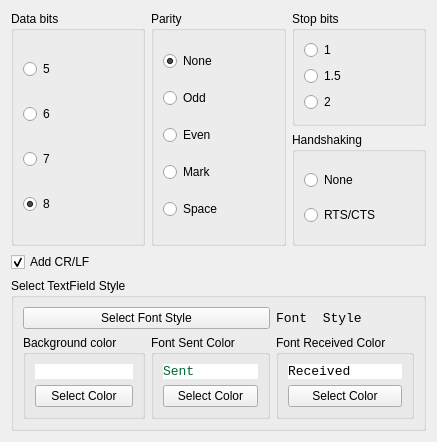
Qt form Settings.ui (notiel/OstrannaTerminal) before a commit.
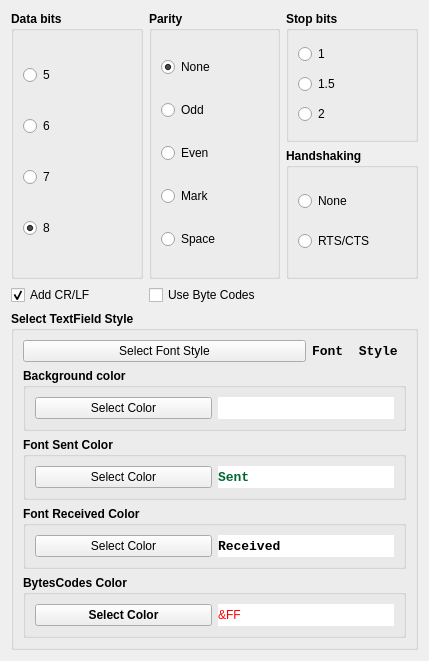
The same form after that commit.

What changed in the file:
```diff
--- a/Settings.ui
+++ b/Settings.ui
@@ -6,8 +6,8 @@
    <rect>
     <x>0</x>
     <y>0</y>
-    <width>437</width>
-    <height>442</height>
+    <width>429</width>
+    <height>661</height>
    </rect>
   </property>
   <property name="windowTitle">
@@ -26,12 +26,24 @@
    </item>
    <item row="0" column="1" rowspan="2">
     <widget class="QGroupBox" name="GBParity">
+     <property name="font">
+      <font>
+       <weight>75</weight>
+       <bold>true</bold>
+      </font>
+     </property>
      <property name="title">
       <string>Parity</string>
      </property>
      <layout class="QGridLayout" name="gridLayout_3">
       <item row="3" column="0">
        <widget class="QRadioButton" name="RBParityMark">
+        <property name="font">
+         <font>
+          <weight>50</weight>
+          <bold>false</bold>
+         </font>
+        </property>
         <property name="text">
          <string>Mark</string>
         </property>
@@ -39,6 +51,12 @@
       </item>
       <item row="0" column="0">
        <widget class="QRadioButton" name="RBParityNone">
+        <property name="font">
+         <font>
+          <weight>50</weight>
+          <bold>false</bold>
+         </font>
+        </property>
         <property name="text">
          <string>None</string>
         </property>
@@ -49,6 +67,12 @@
       </item>
       <item row="1" column="0">
        <widget class="QRadioButton" name="RBParityOdd">
+        <property name="font">
+         <font>
+          <weight>50</weight>
+          <bold>false</bold>
+         </font>
+        </property>
         <property name="text">
          <string>Odd</string>
         </property>
@@ -56,6 +80,12 @@
       </item>
       <item row="2" column="0">
        <widget class="QRadioButton" name="RBParityEven">
+        <property name="font">
+         <font>
+          <weight>50</weight>
+          <bold>false</bold>
+         </font>
+        </property>
         <property name="text">
          <string>Even</string>
         </property>
@@ -63,6 +93,12 @@
       </item>
       <item row="4" column="0">
        <widget class="QRadioButton" name="RBParitySpace">
+        <property name="font">
+         <font>
+          <weight>50</weight>
+          <bold>false</bold>
+         </font>
+        </property>
         <property name="text">
          <string>Space</string>
         </property>
@@ -73,6 +109,12 @@
    </item>
    <item row="0" column="0" rowspan="2">
     <widget class="QGroupBox" name="GBDatabits">
+     <property name="font">
+      <font>
+       <weight>75</weight>
+       <bold>true</bold>
+      </font>
+     </property>
      <property name="title">
       <string>Data bits</string>
      </property>
@@ -82,6 +124,12 @@
      <layout class="QGridLayout" name="gridLayout_2">
       <item row="2" column="0">
        <widget class="QRadioButton" name="RBDatabits6">
+        <property name="font">
+         <font>
+          <weight>50</weight>
+          <bold>false</bold>
+         </font>
+        </property>
         <property name="text">
          <string>6</string>
         </property>
@@ -89,6 +137,12 @@
       </item>
       <item row="1" column="0">
        <widget class="QRadioButton" name="RBDatabits5">
+        <property name="font">
+         <font>
+          <weight>50</weight>
+          <bold>false</bold>
+         </font>
+        </property>
         <property name="text">
          <string>5</string>
         </property>
@@ -96,6 +150,12 @@
       </item>
       <item row="3" column="0">
        <widget class="QRadioButton" name="RBDatabits7">
+        <property name="font">
+         <font>
+          <weight>50</weight>
+          <bold>false</bold>
+         </font>
+        </property>
         <property name="text">
          <string>7</string>
         </property>
@@ -103,6 +163,12 @@
       </item>
       <item row="4" column="0">
        <widget class="QRadioButton" name="RBDatabits8">
+        <property name="font">
+         <font>
+          <weight>50</weight>
+          <bold>false</bold>
+         </font>
+        </property>
         <property name="text">
          <string>8</string>
         </property>
@@ -116,12 +182,24 @@
    </item>
    <item row="0" column="2">
     <widget class="QGroupBox" name="GBStopBits">
+     <property name="font">
+      <font>
+       <weight>75</weight>
+       <bold>true</bold>
+      </font>
+     </property>
      <property name="title">
       <string>Stop bits</string>
      </property>
      <layout class="QGridLayout" name="gridLayout_4">
       <item row="0" column="0">
        <widget class="QRadioButton" name="RBStopbits1">
+        <property name="font">
+         <font>
+          <weight>50</weight>
+          <bold>false</bold>
+         </font>
+        </property>
         <property name="text">
          <string>1</string>
         </property>
@@ -129,6 +207,12 @@
       </item>
       <item row="1" column="0">
        <widget class="QRadioButton" name="RBStopbits15">
+        <property name="font">
+         <font>
+          <weight>50</weight>
+          <bold>false</bold>
+         </font>
+        </property>
         <property name="text">
          <string>1.5</string>
         </property>
@@ -136,6 +220,12 @@
       </item>
       <item row="2" column="0">
        <widget class="QRadioButton" name="RBStopbits2">
+        <property name="font">
+         <font>
+          <weight>50</weight>
+          <bold>false</bold>
+         </font>
+        </property>
         <property name="text">
          <string>2</string>
         </property>
@@ -146,12 +236,24 @@
    </item>
    <item row="1" column="2">
     <widget class="QGroupBox" name="GBHandshaking">
+     <property name="font">
+      <font>
+       <weight>75</weight>
+       <bold>true</bold>
+      </font>
+     </property>
      <property name="title">
       <string>Handshaking</string>
      </property>
      <layout class="QGridLayout" name="gridLayout_5">
       <item row="0" column="0">
        <widget class="QRadioButton" name="RBHandNone">
+        <property name="font">
+         <font>
+          <weight>50</weight>
+          <bold>false</bold>
+         </font>
+        </property>
         <property name="text">
          <string>None</string>
         </property>
@@ -159,6 +261,12 @@
       </item>
       <item row="1" column="0">
        <widget class="QRadioButton" name="RBHandRts">
+        <property name="font">
+         <font>
+          <weight>50</weight>
+          <bold>false</bold>
+         </font>
+        </property>
         <property name="text">
          <string>RTS/CTS</string>
         </property>
@@ -169,12 +277,24 @@
    </item>
    <item row="3" column="0" colspan="3">
     <widget class="QGroupBox" name="GBColor">
+     <property name="font">
+      <font>
+       <weight>75</weight>
+       <bold>true</bold>
+      </font>
+     </property>
      <property name="title">
       <string>Select TextField Style</string>
      </property>
      <layout class="QGridLayout" name="gridLayout_6">
       <item row="0" column="0" colspan="3">
        <widget class="QPushButton" name="BtnFont">
+        <property name="font">
+         <font>
+          <weight>50</weight>
+          <bold>false</bold>
+         </font>
+        </property>
         <property name="text">
          <string>Select Font Style</string>
         </property>
@@ -193,13 +313,32 @@
         </property>
        </widget>
       </item>
-      <item row="1" column="0" rowspan="2">
+      <item row="1" column="0" rowspan="2" colspan="4">
        <widget class="QGroupBox" name="GBBackColor">
+        <property name="font">
+         <font>
+          <weight>75</weight>
+          <bold>true</bold>
+         </font>
+        </property>
         <property name="title">
          <string>Background color</string>
         </property>
-        <layout class="QGridLayout" name="gridLayout_7">
-         <item row="0" column="0">
+        <layout class="QHBoxLayout" name="horizontalLayout">
+         <item>
+          <widget class="QPushButton" name="BtnBackgroundColor">
+           <property name="font">
+            <font>
+             <weight>50</weight>
+             <bold>false</bold>
+            </font>
+           </property>
+           <property name="text">
+            <string>Select Color</string>
+           </property>
+          </widget>
+         </item>
+         <item>
           <widget class="QLabel" name="LblBackgroundColor">
            <property name="styleSheet">
             <string notr="true">background-color: rgb(255,255,255)</string>
@@ -209,55 +348,35 @@
            </property>
           </widget>
          </item>
-         <item row="1" column="0">
-          <widget class="QPushButton" name="BtnBackgroundColor">
-           <property name="text">
-            <string>Select Color</string>
-           </property>
-          </widget>
-         </item>
         </layout>
        </widget>
       </item>
-      <item row="1" column="3" rowspan="2">
-       <widget class="QGroupBox" name="GBReceived">
-        <property name="title">
-         <string>Font Received Color</string>
-        </property>
-        <layout class="QGridLayout" name="gridLayout_9">
-         <item row="0" column="0">
-          <widget class="QLabel" name="LblReceivedColor">
-           <property name="font">
-            <font>
-             <family>Consolas</family>
-             <pointsize>10</pointsize>
-            </font>
-           </property>
-           <property name="styleSheet">
-            <string notr="true">background-color: white</string>
-           </property>
-           <property name="text">
-            <string>Received</string>
-           </property>
-          </widget>
-         </item>
-         <item row="1" column="0">
-          <widget class="QPushButton" name="BtnReceivedColor">
-           <property name="text">
-            <string>Select Color</string>
-           </property>
-          </widget>
-         </item>
-        </layout>
-       </widget>
-      </item>
-      <item row="1" column="1" rowspan="2" colspan="2">
+      <item row="3" column="0" colspan="4">
        <widget class="QGroupBox" name="GBSent">
+        <property name="font">
+         <font>
+          <weight>75</weight>
+          <bold>true</bold>
+         </font>
+        </property>
         <property name="title">
          <string>Font Sent Color</string>
         </property>
-        <layout class="QGridLayout" name="gridLayout_8">
-         <item row="0" column="0">
+        <layout class="QHBoxLayout" name="horizontalLayout_2">
+         <item>
+          <widget class="QPushButton" name="BtnSentColor">
+           <property name="font">
+            <font>
+             <weight>50</weight>
+             <bold>false</bold>
+            </font>
+           </property>
+           <property name="text">
+            <string>Select Color</string>
+           </property>
+          </widget>
+         </item>
+         <item>
           <widget class="QLabel" name="LblSentColor">
            <property name="font">
             <font>
@@ -273,10 +392,79 @@
            </property>
           </widget>
          </item>
-         <item row="1" column="0">
-          <widget class="QPushButton" name="BtnSentColor">
+        </layout>
+       </widget>
+      </item>
+      <item row="4" column="0" colspan="4">
+       <widget class="QGroupBox" name="GBReceived">
+        <property name="font">
+         <font>
+          <weight>75</weight>
+          <bold>true</bold>
+         </font>
+        </property>
+        <property name="title">
+         <string>Font Received Color</string>
+        </property>
+        <layout class="QHBoxLayout" name="horizontalLayout_3">
+         <item>
+          <widget class="QPushButton" name="BtnReceivedColor">
+           <property name="font">
+            <font>
+             <weight>50</weight>
+             <bold>false</bold>
+            </font>
+           </property>
            <property name="text">
             <string>Select Color</string>
+           </property>
+          </widget>
+         </item>
+         <item>
+          <widget class="QLabel" name="LblReceivedColor">
+           <property name="font">
+            <font>
+             <family>Consolas</family>
+             <pointsize>10</pointsize>
+            </font>
+           </property>
+           <property name="styleSheet">
+            <string notr="true">background-color: white</string>
+           </property>
+           <property name="text">
+            <string>Received</string>
+           </property>
+          </widget>
+         </item>
+        </layout>
+       </widget>
+      </item>
+      <item row="5" column="0" colspan="4">
+       <widget class="QGroupBox" name="GBByteColor">
+        <property name="title">
+         <string>BytesCodes Color</string>
+        </property>
+        <layout class="QGridLayout" name="gridLayout_7">
+         <item row="0" column="0">
+          <widget class="QPushButton" name="BtnColorByte">
+           <property name="text">
+            <string>Select Color</string>
+           </property>
+          </widget>
+         </item>
+         <item row="0" column="1">
+          <widget class="QLabel" name="label">
+           <property name="font">
+            <font>
+             <weight>50</weight>
+             <bold>false</bold>
+            </font>
+           </property>
+           <property name="styleSheet">
+            <string notr="true">background-color:rgb(255, 255, 255); color:rgb(255, 0, 0);</string>
+           </property>
+           <property name="text">
+            <string>&amp;FF</string>
            </property>
           </widget>
          </item>
@@ -286,6 +474,13 @@
      </layout>
     </widget>
    </item>
+   <item row="2" column="1">
+    <widget class="QCheckBox" name="CBBytes">
+     <property name="text">
+      <string>Use Byte Codes</string>
+     </property>
+    </widget>
+   </item>
   </layout>
  </widget>
  <tabstops>
```
